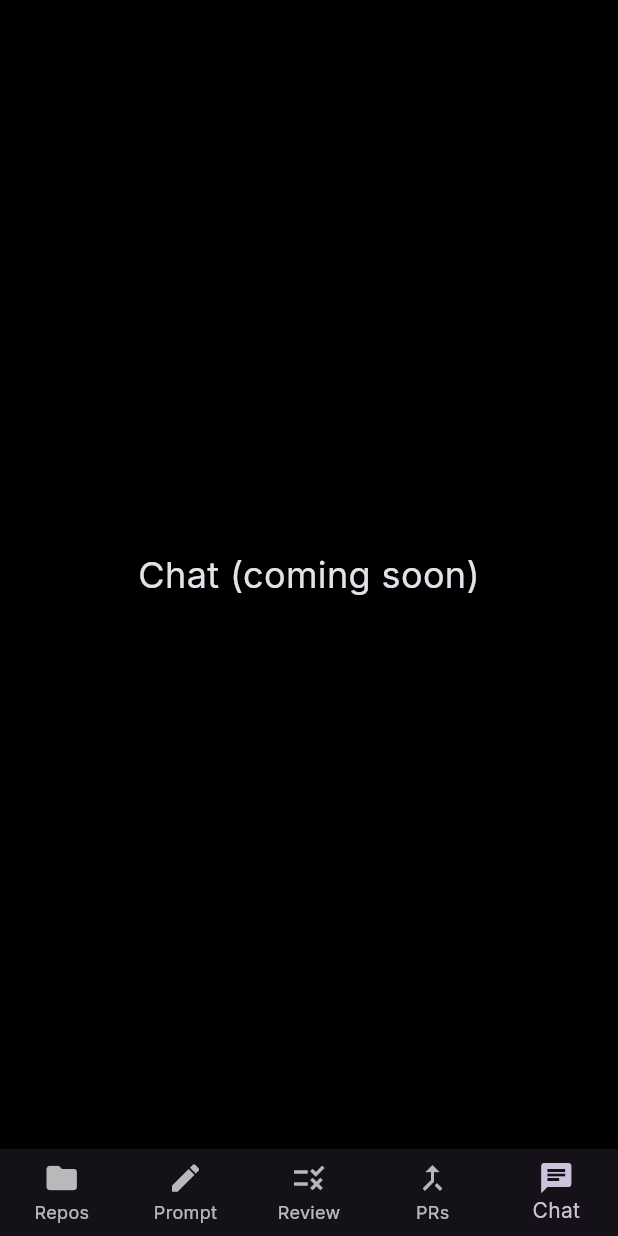
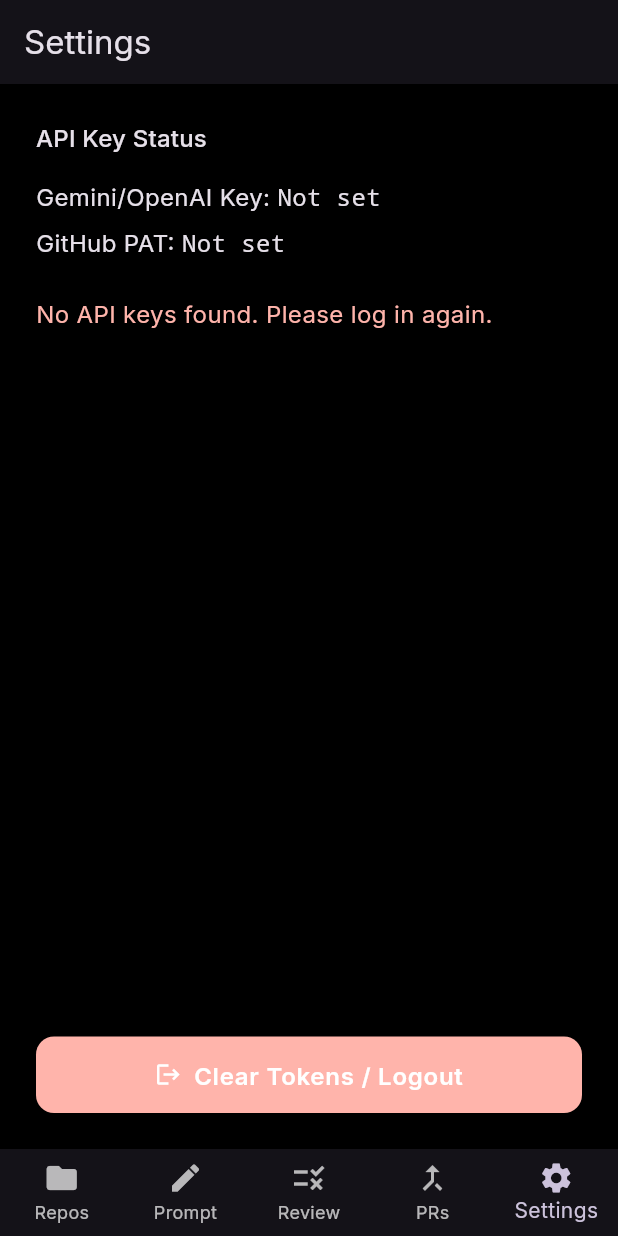
Before and after one commit to kiingxo/slash-ai, a Flutter app: the HomeShell screen opened directly, item 5 of the bottom bar chosen, on a phone screen of 412 x 824 dp. Run offline on Flutter 3.47's test engine with Material 3 defaults, Android fonts, the phone set to English and light mode, and no system bars; our stand-ins replace dio, flutter_riverpod, flutter_secure_storage, google_fonts; accounts and stored records are empty.

Commit message:
Implement persistent tokens, settings screen, and logout; replace Chat tab with Settings

```diff
--- a/lib/home_shell.dart
+++ b/lib/home_shell.dart
@@ -1,6 +1,8 @@
 import 'package:flutter/material.dart';
 import 'features/repo/repo_page.dart';
 import 'features/prompt/prompt_page.dart';
+
+import 'ui/screens/settings_screen.dart';
 
 class HomeShell extends StatefulWidget {
   const HomeShell({super.key});
@@ -17,7 +19,7 @@ class _HomeShellState extends State<HomeShell> {
     PromptPage(),
     Center(child: Text('Review (coming soon)', style: TextStyle(fontSize: 24))),
     Center(child: Text('PRs (coming soon)', style: TextStyle(fontSize: 24))),
-    Center(child: Text('Chat (coming soon)', style: TextStyle(fontSize: 24))),
+    SettingsScreen(),
   ];
 
   @override
@@ -31,7 +33,7 @@ class _HomeShellState extends State<HomeShell> {
           BottomNavigationBarItem(icon: Icon(Icons.edit), label: 'Prompt'),
           BottomNavigationBarItem(icon: Icon(Icons.rule), label: 'Review'),
           BottomNavigationBarItem(icon: Icon(Icons.merge_type), label: 'PRs'),
-          BottomNavigationBarItem(icon: Icon(Icons.chat), label: 'Chat'),
+          BottomNavigationBarItem(icon: Icon(Icons.settings), label: 'Settings'),
         ],
         currentIndex: _selectedIndex,
         onTap: (index) => setState(() => _selectedIndex = index),
--- a/lib/main.dart
+++ b/lib/main.dart
@@ -2,6 +2,8 @@ import 'package:flutter/material.dart';
 import 'package:flutter_riverpod/flutter_riverpod.dart';
 import 'ui/theme/app_theme.dart';
 import 'features/auth/auth_page.dart';
+import 'home_shell.dart';
+import 'services/secure_storage_service.dart';
 
 void main() {
   runApp(const ProviderScope(child: SlashApp()));
@@ -10,6 +12,13 @@ void main() {
 class SlashApp extends StatelessWidget {
   const SlashApp({super.key});
 
+  Future<bool> _hasTokens() async {
+    final storage = SecureStorageService();
+    final gemini = await storage.getApiKey('gemini_api_key');
+    final github = await storage.getApiKey('github_pat');
+    return gemini != null && gemini.isNotEmpty && github != null && github.isNotEmpty;
+  }
+
   @override
   Widget build(BuildContext context) {
     return MaterialApp(
@@ -17,7 +26,15 @@ class SlashApp extends StatelessWidget {
       theme: buildAppTheme(Brightness.light),
       darkTheme: buildAppTheme(Brightness.dark),
       themeMode: ThemeMode.dark,
-      home: const AuthPage(),
+      home: FutureBuilder<bool>(
+        future: _hasTokens(),
+        builder: (context, snapshot) {
+          if (!snapshot.hasData) {
+            return const Scaffold(body: Center(child: CircularProgressIndicator()));
+          }
+          return snapshot.data! ? const HomeShell() : const AuthPage();
+        },
+      ),
     );
   }
 }
--- /dev/null
+++ b/lib/ui/screens/settings_screen.dart
@@ -0,0 +1,80 @@
+import 'package:flutter/material.dart';
+import 'package:flutter_riverpod/flutter_riverpod.dart';
+import '../../features/auth/auth_controller.dart';
+import '../../services/secure_storage_service.dart';
+import '../../features/auth/auth_page.dart';
+
+class SettingsScreen extends ConsumerWidget {
+  const SettingsScreen({super.key});
+
+  Future<void> _logout(BuildContext context, WidgetRef ref) async {
+    final storage = SecureStorageService();
+    await storage.deleteApiKey('gemini_api_key');
+    await storage.deleteApiKey('github_pat');
+    // ignore: use_build_context_synchronously
+    Navigator.of(context).pushAndRemoveUntil(
+      MaterialPageRoute(builder: (_) => const AuthPage()),
+      (route) => false,
+    );
+  }
+
+  @override
+  Widget build(BuildContext context, WidgetRef ref) {
+    final authState = ref.watch(authControllerProvider);
+    String mask(String? value) {
+      if (value == null || value.isEmpty) return 'Not set';
+      if (value.length <= 6) return '*' * value.length;
+      return value.substring(0, 3) + '***' + value.substring(value.length - 3);
+    }
+    if (authState.isLoading) {
+      return Scaffold(
+        appBar: AppBar(title: const Text('Settings')),
+        body: const Center(child: CircularProgressIndicator()),
+      );
+    }
+    return Scaffold(
+      appBar: AppBar(title: const Text('Settings')),
+      body: Padding(
+        padding: const EdgeInsets.all(24.0),
+        child: Column(
+          crossAxisAlignment: CrossAxisAlignment.start,
+          children: [
+            Text('API Key Status', style: Theme.of(context).textTheme.titleMedium),
+            const SizedBox(height: 16),
+            Row(
+              children: [
+                const Text('Gemini/OpenAI Key: '),
+                Text(mask(authState.geminiApiKey), style: const TextStyle(fontFamily: 'monospace')),
+              ],
+            ),
+            const SizedBox(height: 8),
+            Row(
+              children: [
+                const Text('GitHub PAT: '),
+                Text(mask(authState.githubPat), style: const TextStyle(fontFamily: 'monospace')),
+              ],
+            ),
+            const SizedBox(height: 24),
+            if ((authState.geminiApiKey == null || authState.geminiApiKey!.isEmpty) &&
+                (authState.githubPat == null || authState.githubPat!.isEmpty))
+              Text('No API keys found. Please log in again.', style: TextStyle(color: Theme.of(context).colorScheme.error)),
+            Expanded(child: Container()),
+            SizedBox(
+              width: double.infinity,
+              child: ElevatedButton.icon(
+                icon: const Icon(Icons.logout),
+                label: const Text('Clear Tokens / Logout'),
+                style: ElevatedButton.styleFrom(
+                  backgroundColor: Theme.of(context).colorScheme.error,
+                  foregroundColor: Colors.white,
+                  minimumSize: const Size.fromHeight(48),
+                ),
+                onPressed: () => _logout(context, ref),
+              ),
+            ),
+          ],
+        ),
+      ),
+    );
+  }
+}
```
